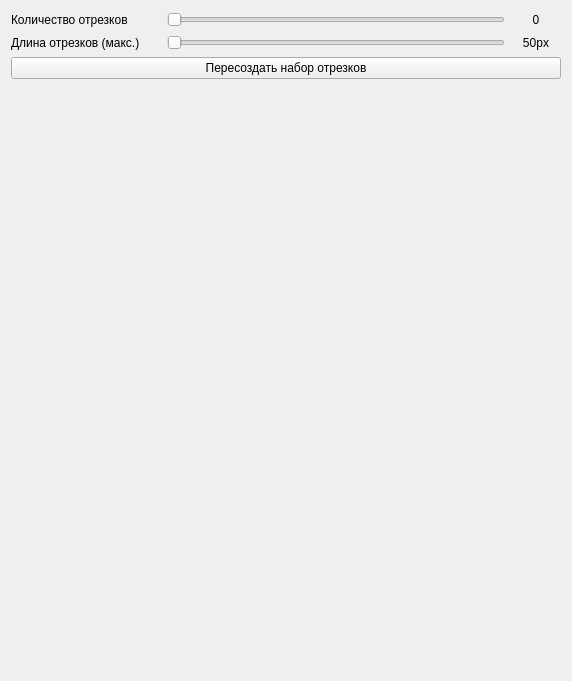
Before: the Qt Designer form ui/lab_4.ui in ChMcg/CG, drawn with Qt 5.
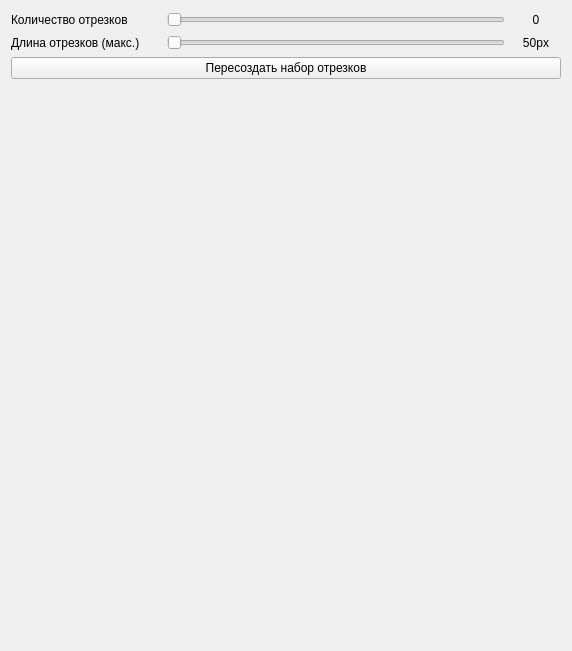
After: the same form once the commit is applied.

What changed in the file:
```diff
--- a/ui/lab_4.ui
+++ b/ui/lab_4.ui
@@ -6,8 +6,8 @@
    <rect>
     <x>0</x>
     <y>0</y>
-    <width>568</width>
-    <height>681</height>
+    <width>570</width>
+    <height>651</height>
    </rect>
   </property>
   <property name="windowTitle">
```
